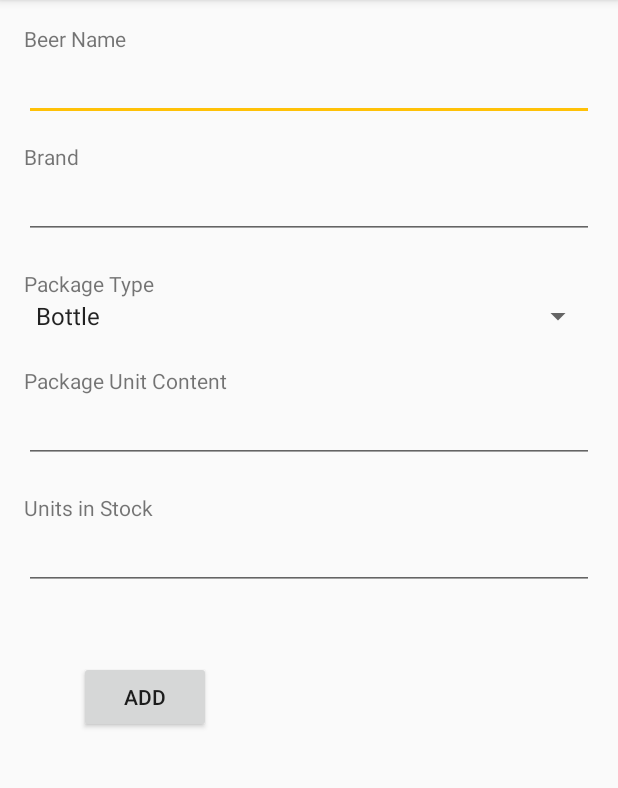
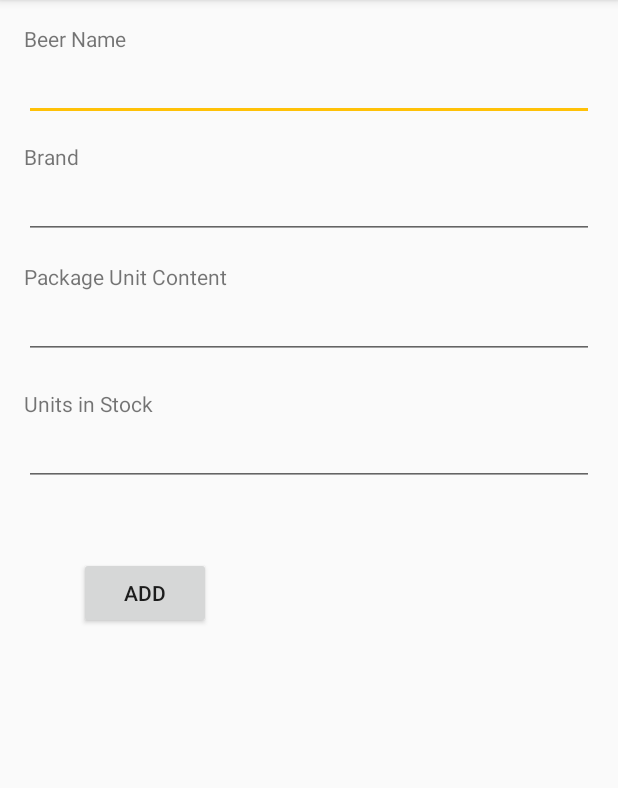
Before and after one commit to rnas/tc-android-app, an Android app: the MainActivity screen opened directly, with no data from a screen before it, after a tap on "Add Beer", on a phone screen of 412 x 824 dp, the part 84-872 px from its top. Run offline under Robolectric (Android 15) with nearby library versions, the phone set to English and light mode, and no system bars; 1 other tap on this screen came first.

Commit message:
[remove] package type

```diff
--- a/Brejas/app/src/main/java/brejas/com/br/brejas/NewItem.java
+++ b/Brejas/app/src/main/java/brejas/com/br/brejas/NewItem.java
@@ -39,7 +39,7 @@ public class NewItem extends AppCompatActivity {
         setContentView(R.layout.activity_new_item);
 
         // initalizes the elements
-        spType      = (Spinner)  findViewById(R.id.sp_package_type);
+//        spType      = (Spinner)  findViewById(R.id.sp_package_type);
         txName      = (EditText) findViewById(R.id.et_name);
         txBrand     = (EditText) findViewById(R.id.et_brand);
         txUnits     = (EditText) findViewById(R.id.et_units);
@@ -62,22 +62,22 @@ public class NewItem extends AppCompatActivity {
             btSubmit.setText(R.string.new_add);
         }
 
-        initItemsSpinner();
+
     }
 
-    void initItemsSpinner() {
-
-        package_types .add("Bottle");
-        package_types .add("Can");
-        package_types .add("Other");
-
-        ArrayAdapter<String> adapter = new ArrayAdapter<String>(
-                this, android.R.layout.simple_spinner_item, package_types);
-
-        adapter.setDropDownViewResource(android.R.layout.simple_spinner_dropdown_item);
-        spType.setAdapter(adapter);
-
-    }
+//    void initItemsSpinner() {
+//
+//        package_types .add("Bottle");
+//        package_types .add("Can");
+//        package_types .add("Other");
+//
+//        ArrayAdapter<String> adapter = new ArrayAdapter<String>(
+//                this, android.R.layout.simple_spinner_item, package_types);
+//
+//        adapter.setDropDownViewResource(android.R.layout.simple_spinner_dropdown_item);
+////        spType.setAdapter(adapter);
+//
+//    }
 
     void submit(View view) {
 
@@ -87,8 +87,8 @@ public class NewItem extends AppCompatActivity {
 
             if (editing == null) {
 
-                // TODO : type
-                Beer newItem = new Beer(txName.getText().toString(), txBrand.getText().toString(), "Bottle", Integer.parseInt(txContent.getText().toString()), Integer.parseInt(txUnits.getText().toString()));
+
+                Beer newItem = new Beer(txName.getText().toString(), txBrand.getText().toString(), Integer.parseInt(txContent.getText().toString()), Integer.parseInt(txUnits.getText().toString()));
 
                 db.addItem(newItem);
                 db.close();
@@ -139,11 +139,6 @@ public class NewItem extends AppCompatActivity {
             return false;
         }
 
-        if (spType.getSelectedItemPosition() == -1) {
-            formError = getString(R.string.add_err_pack);
-            return false;
-        }
-
         if (txUnits.getText().length() == 0) {
             formError = getString(R.string.add_err_units);
             return false;
--- a/Brejas/app/src/main/java/brejas/com/br/brejas/adapter/BeersListAdapter.java
+++ b/Brejas/app/src/main/java/brejas/com/br/brejas/adapter/BeersListAdapter.java
@@ -46,7 +46,7 @@ public class BeersListAdapter extends RecyclerView.Adapter<BeersListAdapter.Beer
 
         holder.tvName.setText( beers.get(position).getName() + " - " + beers.get(position).getContent() + "ml" );
         holder.tvBrand.setText( beers.get(position).getBrand() );
-        holder.tvInStock.setText( beers.get(position).getUnits() + " X " + beers.get(position).getType());
+        holder.tvInStock.setText( beers.get(position).getUnits() + " un. ");
 
         holder.btDelete.setOnClickListener(new View.OnClickListener() {
             @Override
--- a/Brejas/app/src/main/java/brejas/com/br/brejas/database/BeersDatabase.java
+++ b/Brejas/app/src/main/java/brejas/com/br/brejas/database/BeersDatabase.java
@@ -32,7 +32,7 @@ public class BeersDatabase extends SQLiteOpenHelper {
                 + Beer.ID       + " integer primary key autoincrement, "
                 + Beer.NAME     + " text, "
                 + Beer.BRAND    + " text, "
-                + Beer.TYPE     + " text, "
+//                + Beer.TYPE     + " text, "
                 + Beer.CONTENT  + " integer, "
                 + Beer.UNITS    + " integer "
                 + " )";
@@ -68,7 +68,7 @@ public class BeersDatabase extends SQLiteOpenHelper {
                     beer.setId(cursor.getInt(cursor.getColumnIndex(Beer.ID)));
                     beer.setName( cursor.getString( cursor.getColumnIndex(Beer.NAME) ) );
                     beer.setBrand( cursor.getString( cursor.getColumnIndex(Beer.BRAND) ) );
-                    beer.setType( cursor.getString( cursor.getColumnIndex(Beer.TYPE) ) );
+//                    beer.setType( cursor.getString( cursor.getColumnIndex(Beer.TYPE) ) );
 
                     beer.setContent(cursor.getInt(cursor.getColumnIndex(Beer.CONTENT)));
                     beer.setUnits(cursor.getInt(cursor.getColumnIndex(Beer.UNITS)));
@@ -88,7 +88,7 @@ public class BeersDatabase extends SQLiteOpenHelper {
 
         fields.put(Beer.NAME, beer.getName());
         fields.put(Beer.BRAND, beer.getBrand());
-        fields.put(Beer.TYPE, beer.getType());
+//        fields.put(Beer.TYPE, beer.getType());
         fields.put(Beer.CONTENT, beer.getContent());
         fields.put(Beer.UNITS, beer.getUnits());
 
@@ -103,7 +103,7 @@ public class BeersDatabase extends SQLiteOpenHelper {
 
         fields.put(Beer.NAME, beer.getName());
         fields.put(Beer.BRAND, beer.getBrand());
-        fields.put(Beer.TYPE, beer.getType());
+//        fields.put(Beer.TYPE, beer.getType());
         fields.put(Beer.CONTENT, beer.getContent());
         fields.put(Beer.UNITS, beer.getUnits());
 
--- a/Brejas/app/src/main/res/layout/activity_new_item.xml
+++ b/Brejas/app/src/main/res/layout/activity_new_item.xml
@@ -18,14 +18,6 @@
         android:layout_alignParentLeft="true"
         android:layout_alignParentStart="true"
         android:id="@+id/textView6" />
-
-    <Spinner
-        android:layout_width="match_parent"
-        android:layout_height="wrap_content"
-        android:id="@+id/sp_package_type"
-        android:layout_below="@+id/textView7"
-        android:layout_alignParentLeft="true"
-        android:layout_alignParentStart="true" />
 
     <EditText
         android:layout_width="wrap_content"
@@ -101,12 +93,12 @@
         android:layout_alignParentStart="true" />
 
     <TextView
-        android:text="@string/add_package_type"
+        android:text="@string/add_units_in_stock"
         android:layout_width="wrap_content"
         android:layout_height="wrap_content"
         android:layout_marginTop="20dp"
-        android:id="@+id/textView7"
-        android:layout_below="@+id/et_brand"
+        android:id="@+id/textView9"
+        android:layout_below="@+id/et_content"
         android:layout_alignParentLeft="true"
         android:layout_alignParentStart="true" />
 
@@ -115,18 +107,8 @@
         android:layout_width="wrap_content"
         android:layout_height="wrap_content"
         android:id="@+id/textView8"
-        android:layout_below="@+id/sp_package_type"
-        android:layout_alignParentLeft="true"
-        android:layout_alignParentStart="true"
-        android:layout_marginTop="21dp" />
-
-    <TextView
-        android:text="@string/add_units_in_stock"
-        android:layout_width="wrap_content"
-        android:layout_height="wrap_content"
-        android:layout_marginTop="20dp"
-        android:id="@+id/textView9"
-        android:layout_below="@+id/et_content"
+        android:layout_marginTop="15dp"
+        android:layout_below="@+id/et_brand"
         android:layout_alignParentLeft="true"
         android:layout_alignParentStart="true" />
 </RelativeLayout>
--- a/Brejas/app/src/main/res/values/strings.xml
+++ b/Brejas/app/src/main/res/values/strings.xml
@@ -41,4 +41,5 @@
     <string name="list_beers">List Beers</string>
     <string name="new_edit">Edit</string>
     <string name="new_add">Add</string>
+    <string name="add_bottles">" Bottles"</string>
 </resources>
```
Also changed, not shown: Brejas/app/src/main/java/brejas/com/br/brejas/MainActivity.java (+4 -4 lines), Brejas/app/src/main/java/brejas/com/br/brejas/model/Beer.java (+13 -13 lines).
